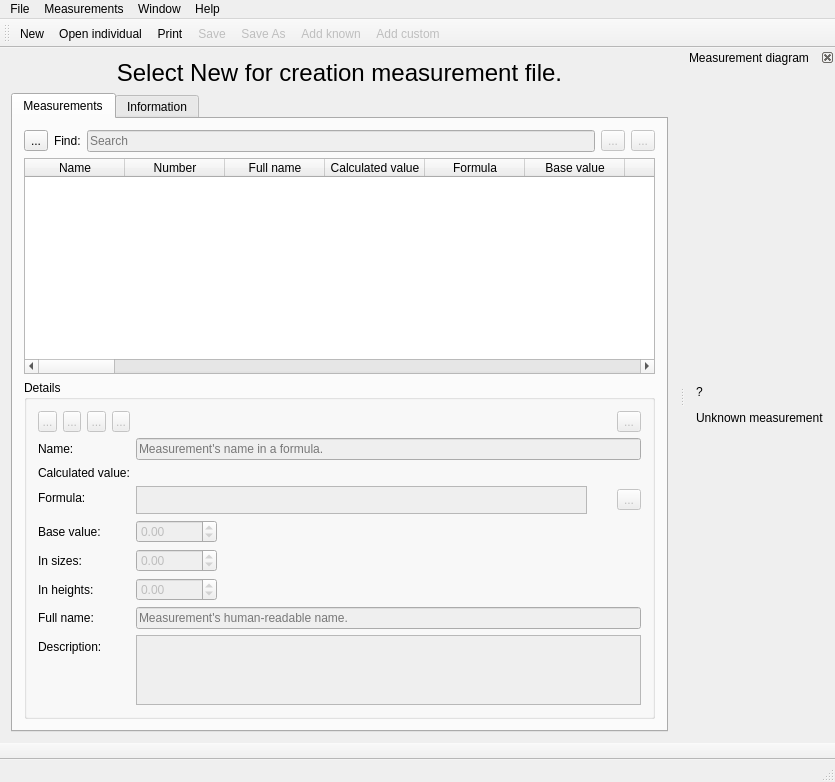
Before: the Qt Designer form src/app/seamlyme/tmainwindow.ui in FashionFreedom/Seamly2D, drawn with Qt 5.
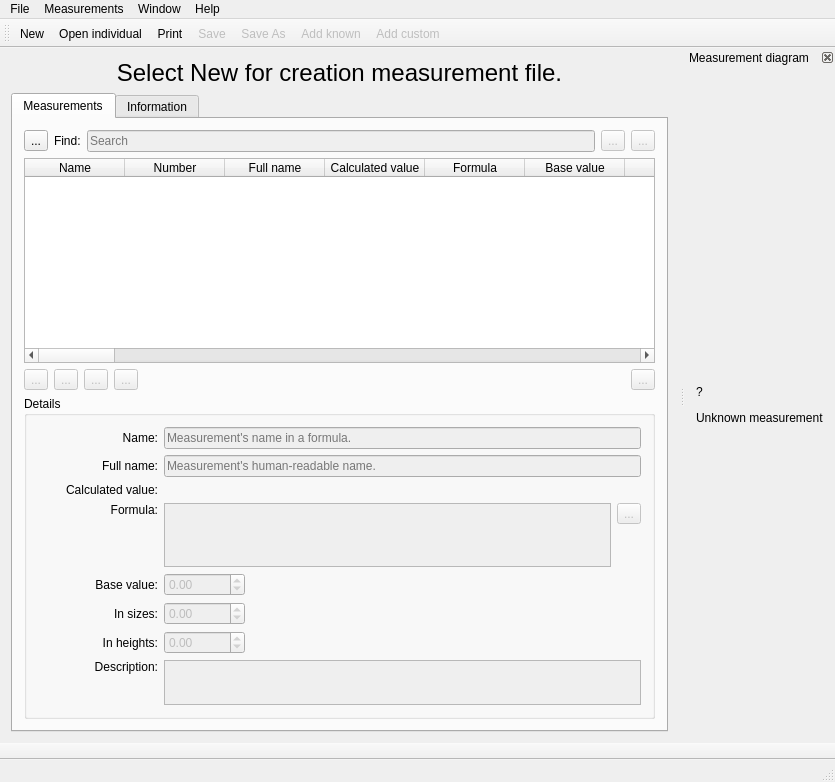
After: the same form once the commit is applied. Icons and pictures are not drawn.

```diff
--- a/src/app/seamlyme/tmainwindow.ui
+++ b/src/app/seamlyme/tmainwindow.ui
@@ -192,6 +192,108 @@
           </column>
          </widget>
         </item>
+        <item>
+         <layout class="QHBoxLayout" name="horizontalLayout">
+          <item alignment="Qt::AlignLeft">
+           <widget class="QToolButton" name="toolButtonTop">
+            <property name="enabled">
+             <bool>false</bool>
+            </property>
+            <property name="toolTip">
+             <string>Move measurement top</string>
+            </property>
+            <property name="text">
+             <string notr="true">...</string>
+            </property>
+            <property name="icon">
+             <iconset resource="../../libs/vmisc/share/resources/theme.qrc">
+              <normaloff>:/icons/win.icon.theme/16x16/actions/go-top.png</normaloff>:/icons/win.icon.theme/16x16/actions/go-top.png</iconset>
+            </property>
+           </widget>
+          </item>
+          <item alignment="Qt::AlignLeft">
+           <widget class="QToolButton" name="toolButtonUp">
+            <property name="enabled">
+             <bool>false</bool>
+            </property>
+            <property name="toolTip">
+             <string>Move measurement up</string>
+            </property>
+            <property name="text">
+             <string notr="true">...</string>
+            </property>
+            <property name="icon">
+             <iconset resource="../../libs/vmisc/share/resources/theme.qrc">
+              <normaloff>:/icons/win.icon.theme/16x16/actions/go-up.png</normaloff>:/icons/win.icon.theme/16x16/actions/go-up.png</iconset>
+            </property>
+           </widget>
+          </item>
+          <item alignment="Qt::AlignLeft">
+           <widget class="QToolButton" name="toolButtonDown">
+            <property name="enabled">
+             <bool>false</bool>
+            </property>
+            <property name="toolTip">
+             <string>Move measurement down</string>
+            </property>
+            <property name="text">
+             <string notr="true">...</string>
+            </property>
+            <property name="icon">
+             <iconset resource="../../libs/vmisc/share/resources/theme.qrc">
+              <normaloff>:/icons/win.icon.theme/16x16/actions/go-down.png</normaloff>:/icons/win.icon.theme/16x16/actions/go-down.png</iconset>
+            </property>
+           </widget>
+          </item>
+          <item alignment="Qt::AlignLeft">
+           <widget class="QToolButton" name="toolButtonBottom">
+            <property name="enabled">
+             <bool>false</bool>
+            </property>
+            <property name="toolTip">
+             <string>Move measurement bottom</string>
+            </property>
+            <property name="text">
+             <string notr="true">...</string>
+            </property>
+            <property name="icon">
+             <iconset resource="../../libs/vmisc/share/resources/theme.qrc">
+              <normaloff>:/icons/win.icon.theme/16x16/actions/go-bottom.png</normaloff>:/icons/win.icon.theme/16x16/actions/go-bottom.png</iconset>
+            </property>
+           </widget>
+          </item>
+          <item>
+           <spacer name="horizontalSpacer_2">
+            <property name="orientation">
+             <enum>Qt::Horizontal</enum>
+            </property>
+            <property name="sizeHint" stdset="0">
+             <size>
+              <width>5000</width>
+              <height>20</height>
+             </size>
+            </property>
+           </spacer>
+          </item>
+          <item>
+           <widget class="QToolButton" name="toolButtonRemove">
+            <property name="enabled">
+             <bool>false</bool>
+            </property>
+            <property name="toolTip">
+             <string>Delete measurement</string>
+            </property>
+            <property name="text">
+             <string notr="true">...</string>
+            </property>
+            <property name="icon">
+             <iconset resource="../../libs/vmisc/share/resources/icon.qrc">
+              <normaloff>:/icon/32x32/remove.png</normaloff>:/icon/32x32/remove.png</iconset>
+            </property>
+           </widget>
+          </item>
+         </layout>
+        </item>
         <item>
          <widget class="QGroupBox" name="groupBoxDetails">
           <property name="enabled">
@@ -209,39 +311,175 @@
           <property name="title">
            <string>Details</string>
           </property>
-          <layout class="QFormLayout" name="formLayout">
-           <property name="fieldGrowthPolicy">
-            <enum>QFormLayout::ExpandingFieldsGrow</enum>
-           </property>
-           <item row="2" column="0">
-            <widget class="QLabel" name="label">
-             <property name="text">
-              <string>Name:</string>
-             </property>
-            </widget>
+          <layout class="QVBoxLayout" name="verticalLayout_5">
+           <item>
+            <layout class="QHBoxLayout" name="horizontalLayout_3">
+             <item>
+              <widget class="QLabel" name="label">
+               <property name="minimumSize">
+                <size>
+                 <width>120</width>
+                 <height>0</height>
+                </size>
+               </property>
+               <property name="maximumSize">
+                <size>
+                 <width>16777215</width>
+                 <height>16777215</height>
+                </size>
+               </property>
+               <property name="text">
+                <string>Name:</string>
+               </property>
+               <property name="alignment">
+                <set>Qt::AlignRight|Qt::AlignTrailing|Qt::AlignVCenter</set>
+               </property>
+              </widget>
+             </item>
+             <item>
+              <widget class="QLineEdit" name="lineEditName">
+               <property name="enabled">
+                <bool>false</bool>
+               </property>
+               <property name="minimumSize">
+                <size>
+                 <width>0</width>
+                 <height>0</height>
+                </size>
+               </property>
+               <property name="toolTip">
+                <string>Measurement's name in a formula</string>
+               </property>
+               <property name="placeholderText">
+                <string>Measurement's name in a formula.</string>
+               </property>
+              </widget>
+             </item>
+            </layout>
            </item>
-           <item row="2" column="1">
-            <widget class="QLineEdit" name="lineEditName">
-             <property name="enabled">
-              <bool>false</bool>
-             </property>
-             <property name="toolTip">
-              <string>Measurement's name in a formula</string>
-             </property>
-             <property name="placeholderText">
-              <string>Measurement's name in a formula.</string>
-             </property>
-            </widget>
+           <item>
+            <layout class="QHBoxLayout" name="horizontalLayout_9">
+             <item>
+              <widget class="QLabel" name="labelFullName">
+               <property name="minimumSize">
+                <size>
+                 <width>120</width>
+                 <height>0</height>
+                </size>
+               </property>
+               <property name="maximumSize">
+                <size>
+                 <width>16777215</width>
+                 <height>16777215</height>
+                </size>
+               </property>
+               <property name="text">
+                <string>Full name:</string>
+               </property>
+               <property name="alignment">
+                <set>Qt::AlignRight|Qt::AlignTrailing|Qt::AlignVCenter</set>
+               </property>
+              </widget>
+             </item>
+             <item>
+              <widget class="QLineEdit" name="lineEditFullName">
+               <property name="enabled">
+                <bool>false</bool>
+               </property>
+               <property name="minimumSize">
+                <size>
+                 <width>400</width>
+                 <height>0</height>
+                </size>
+               </property>
+               <property name="toolTip">
+                <string/>
+               </property>
+               <property name="placeholderText">
+                <string>Measurement's human-readable name.</string>
+               </property>
+              </widget>
+             </item>
+            </layout>
            </item>
-           <item row="5" column="0">
-            <widget class="QLabel" name="labelFormula">
-             <property name="text">
-              <string>Formula:</string>
-             </property>
-            </widget>
+           <item>
+            <layout class="QHBoxLayout" name="horizontalLayout_4">
+             <item>
+              <widget class="QLabel" name="labelCalculated">
+               <property name="sizePolicy">
+                <sizepolicy hsizetype="Preferred" vsizetype="Fixed">
+                 <horstretch>0</horstretch>
+                 <verstretch>0</verstretch>
+                </sizepolicy>
+               </property>
+               <property name="minimumSize">
+                <size>
+                 <width>120</width>
+                 <height>0</height>
+                </size>
+               </property>
+               <property name="maximumSize">
+                <size>
+                 <width>16777215</width>
+                 <height>16777215</height>
+                </size>
+               </property>
+               <property name="text">
+                <string>Calculated value:</string>
+               </property>
+               <property name="alignment">
+                <set>Qt::AlignRight|Qt::AlignTrailing|Qt::AlignVCenter</set>
+               </property>
+              </widget>
+             </item>
+             <item>
+              <widget class="QLabel" name="labelCalculatedValue">
+               <property name="sizePolicy">
+                <sizepolicy hsizetype="Expanding" vsizetype="Fixed">
+                 <horstretch>0</horstretch>
+                 <verstretch>0</verstretch>
+                </sizepolicy>
+               </property>
+               <property name="minimumSize">
+                <size>
+                 <width>423</width>
+                 <height>0</height>
+                </size>
+               </property>
+               <property name="toolTip">
+                <string>Calculated value</string>
+               </property>
+               <property name="text">
+                <string notr="true"/>
+               </property>
+              </widget>
+             </item>
+            </layout>
            </item>
-           <item row="5" column="1">
-            <layout class="QHBoxLayout" name="horizontalLayoutValue">
+           <item>
+            <layout class="QHBoxLayout" name="horizontalLayout_5">
+             <item>
+              <widget class="QLabel" name="labelFormula">
+               <property name="minimumSize">
+                <size>
+                 <width>120</width>
+                 <height>0</height>
+                </size>
+               </property>
+               <property name="maximumSize">
+                <size>
+                 <width>16777215</width>
+                 <height>16777215</height>
+                </size>
+               </property>
+               <property name="text">
+                <string>Formula:</string>
+               </property>
+               <property name="alignment">
+                <set>Qt::AlignRight|Qt::AlignTop|Qt::AlignTrailing</set>
+               </property>
+              </widget>
+             </item>
              <item>
               <widget class="QPlainTextEdit" name="plainTextEditFormula">
                <property name="enabled">
@@ -253,10 +491,16 @@
                  <verstretch>0</verstretch>
                 </sizepolicy>
                </property>
+               <property name="minimumSize">
+                <size>
+                 <width>0</width>
+                 <height>64</height>
+                </size>
+               </property>
                <property name="maximumSize">
                 <size>
                  <width>16777215</width>
-                 <height>28</height>
+                 <height>16777215</height>
                 </size>
                </property>
                <property name="tabChangesFocus">
@@ -265,196 +509,90 @@
               </widget>
              </item>
              <item>
-              <widget class="QPushButton" name="pushButtonGrow">
-               <property name="enabled">
-                <bool>false</bool>
-               </property>
-               <property name="maximumSize">
+              <layout class="QVBoxLayout" name="verticalLayout_3">
+               <item>
+                <widget class="QToolButton" name="toolButtonExpr">
+                 <property name="enabled">
+                  <bool>false</bool>
+                 </property>
+                 <property name="toolTip">
+                  <string>Function Wizard</string>
+                 </property>
+                 <property name="text">
+                  <string notr="true">...</string>
+                 </property>
+                 <property name="icon">
+                  <iconset resource="share/resources/seamlymeicon.qrc">
+                   <normaloff>:/seamlymeicon/24x24/fx.png</normaloff>:/seamlymeicon/24x24/fx.png</iconset>
+                 </property>
+                 <property name="iconSize">
+                  <size>
+                   <width>24</width>
+                   <height>24</height>
+                  </size>
+                 </property>
+                </widget>
+               </item>
+               <item>
+                <spacer name="verticalSpacer">
+                 <property name="orientation">
+                  <enum>Qt::Vertical</enum>
+                 </property>
+                 <property name="sizeHint" stdset="0">
+                  <size>
+                   <width>20</width>
+                   <height>40</height>
+                  </size>
+                 </property>
+                </spacer>
+               </item>
+              </layout>
+             </item>
+            </layout>
+           </item>
+           <item>
+            <layout class="QHBoxLayout" name="horizontalLayout_6">
+             <item>
+              <widget class="QLabel" name="labelBaseValue">
+               <property name="minimumSize">
                 <size>
-                 <width>18</width>
-                 <height>18</height>
-                </size>
-               </property>
-               <property name="sizeIncrement">
-                <size>
-                 <width>0</width>
+                 <width>120</width>
                  <height>0</height>
                 </size>
                </property>
-               <property name="toolTip">
-                <string>&lt;html&gt;&lt;head/&gt;&lt;body&gt;&lt;p&gt;Show full calculation in message box&lt;/p&gt;&lt;/body&gt;&lt;/html&gt;</string>
-               </property>
-               <property name="text">
-                <string notr="true"/>
-               </property>
-               <property name="icon">
-                <iconset resource="../../libs/vmisc/share/resources/theme.qrc">
-                 <normaloff>:/icons/win.icon.theme/16x16/actions/go-down.png</normaloff>:/icons/win.icon.theme/16x16/actions/go-down.png</iconset>
-               </property>
-               <property name="iconSize">
+               <property name="maximumSize">
                 <size>
-                 <width>16</width>
-                 <height>16</height>
+                 <width>16777215</width>
+                 <height>16777215</height>
                 </size>
                </property>
-               <property name="flat">
-                <bool>true</bool>
-               </property>
-              </widget>
-             </item>
-             <item>
-              <widget class="QToolButton" name="toolButtonExpr">
-               <property name="enabled">
-                <bool>false</bool>
-               </property>
-               <property name="toolTip">
-                <string>Function Wizard</string>
-               </property>
                <property name="text">
-                <string notr="true">...</string>
+                <string>Base value:</string>
                </property>
-               <property name="icon">
-                <iconset resource="share/resources/seamlymeicon.qrc">
-                 <normaloff>:/seamlymeicon/24x24/fx.png</normaloff>:/seamlymeicon/24x24/fx.png</iconset>
+               <property name="alignment">
+                <set>Qt::AlignRight|Qt::AlignTrailing|Qt::AlignVCenter</set>
                </property>
-               <property name="iconSize">
-                <size>
-                 <width>24</width>
-                 <height>24</height>
-                </size>
-               </property>
               </widget>
              </item>
-            </layout>
-           </item>
-           <item row="6" column="0">
-            <widget class="QLabel" name="labelBaseValue">
-             <property name="text">
-              <string>Base value:</string>
-             </property>
-            </widget>
-           </item>
-           <item row="7" column="0">
-            <widget class="QLabel" name="labelInSizes">
-             <property name="text">
-              <string>In sizes:</string>
-             </property>
-            </widget>
-           </item>
-           <item row="8" column="0">
-            <widget class="QLabel" name="labelInHeights">
-             <property name="text">
-              <string>In heights:</string>
-             </property>
-            </widget>
-           </item>
-           <item row="10" column="0">
-            <widget class="QLabel" name="label_7">
-             <property name="text">
-              <string>Description:</string>
-             </property>
-            </widget>
-           </item>
-           <item row="10" column="1">
-            <widget class="QPlainTextEdit" name="plainTextEditDescription">
-             <property name="enabled">
-              <bool>false</bool>
-             </property>
-             <property name="sizePolicy">
-              <sizepolicy hsizetype="Expanding" vsizetype="Expanding">
-               <horstretch>0</horstretch>
-               <verstretch>1</verstretch>
-              </sizepolicy>
-             </property>
-            </widget>
-           </item>
-           <item row="0" column="0">
-            <layout class="QHBoxLayout" name="horizontalLayout">
-             <item alignment="Qt::AlignLeft">
-              <widget class="QToolButton" name="toolButtonTop">
+             <item>
+              <widget class="QDoubleSpinBox" name="doubleSpinBoxBaseValue">
                <property name="enabled">
                 <bool>false</bool>
                </property>
-               <property name="toolTip">
-                <string>Move measurement top</string>
+               <property name="sizePolicy">
+                <sizepolicy hsizetype="Preferred" vsizetype="Fixed">
+                 <horstretch>0</horstretch>
+                 <verstretch>0</verstretch>
+                </sizepolicy>
                </property>
-               <property name="text">
-                <string notr="true">...</string>
+               <property name="minimum">
+                <double>-10000.000000000000000</double>
                </property>
-               <property name="icon">
-                <iconset resource="../../libs/vmisc/share/resources/theme.qrc">
-                 <normaloff>:/icons/win.icon.theme/16x16/actions/go-top.png</normaloff>:/icons/win.icon.theme/16x16/actions/go-top.png</iconset>
+               <property name="maximum">
+                <double>10000.000000000000000</double>
                </property>
               </widget>
              </item>
-             <item alignment="Qt::AlignLeft">
-              <widget class="QToolButton" name="toolButtonUp">
-               <property name="enabled">
-                <bool>false</bool>
-               </property>
-               <property name="toolTip">
-                <string>Move measurement up</string>
-               </property>
-               <property name="text">
-                <string notr="true">...</string>
-               </property>
-               <property name="icon">
-                <iconset resource="../../libs/vmisc/share/resources/theme.qrc">
-                 <normaloff>:/icons/win.icon.theme/16x16/actions/go-up.png</normaloff>:/icons/win.icon.theme/16x16/actions/go-up.png</iconset>
-               </property>
-              </widget>
-             </item>
-             <item alignment="Qt::AlignLeft">
-              <widget class="QToolButton" name="toolButtonDown">
-               <property name="enabled">
-                <bool>false</bool>
-               </property>
-               <property name="toolTip">
-                <string>Move measurement down</string>
-               </property>
-               <property name="text">
-                <string notr="true">...</string>
-               </property>
-               <property name="icon">
-                <iconset resource="../../libs/vmisc/share/resources/theme.qrc">
-                 <normaloff>:/icons/win.icon.theme/16x16/actions/go-down.png</normaloff>:/icons/win.icon.theme/16x16/actions/go-down.png</iconset>
-               </property>
-              </widget>
-             </item>
-             <item alignment="Qt::AlignLeft">
-              <widget class="QToolButton" name="toolButtonBottom">
-               <property name="enabled">
-                <bool>false</bool>
-               </property>
-               <property name="toolTip">
-                <string>Move measurement bottom</string>
-               </property>
-               <property name="text">
-                <string notr="true">...</string>
-               </property>
-               <property name="icon">
-                <iconset resource="../../libs/vmisc/share/resources/theme.qrc">
-                 <normaloff>:/icons/win.icon.theme/16x16/actions/go-bottom.png</normaloff>:/icons/win.icon.theme/16x16/actions/go-bottom.png</iconset>
-               </property>
-              </widget>
-             </item>
-             <item>
-              <spacer name="horizontalSpacer_2">
-               <property name="orientation">
-                <enum>Qt::Horizontal</enum>
-               </property>
-               <property name="sizeHint" stdset="0">
-                <size>
-                 <width>5000</width>
-                 <height>20</height>
-                </size>
-               </property>
-              </spacer>
-             </item>
-            </layout>
-           </item>
-           <item row="0" column="1">
-            <layout class="QHBoxLayout" name="horizontalLayout_3">
              <item>
               <spacer name="horizontalSpacer">
                <property name="orientation">
@@ -462,106 +600,180 @@
                </property>
                <property name="sizeHint" stdset="0">
                 <size>
-                 <width>5000</width>
+                 <width>40</width>
                  <height>20</height>
                 </size>
                </property>
               </spacer>
              </item>
-             <item alignment="Qt::AlignRight">
-              <widget class="QToolButton" name="toolButtonRemove">
+            </layout>
+           </item>
+           <item>
+            <layout class="QHBoxLayout" name="horizontalLayout_7">
+             <item>
+              <widget class="QLabel" name="labelInSizes">
+               <property name="minimumSize">
+                <size>
+                 <width>120</width>
+                 <height>0</height>
+                </size>
+               </property>
+               <property name="maximumSize">
+                <size>
+                 <width>16777215</width>
+                 <height>16777215</height>
+                </size>
+               </property>
+               <property name="text">
+                <string>In sizes:</string>
+               </property>
+               <property name="alignment">
+                <set>Qt::AlignRight|Qt::AlignTrailing|Qt::AlignVCenter</set>
+               </property>
+              </widget>
+             </item>
+             <item>
+              <widget class="QDoubleSpinBox" name="doubleSpinBoxInSizes">
                <property name="enabled">
                 <bool>false</bool>
                </property>
-               <property name="toolTip">
-                <string>Delete measurement</string>
+               <property name="sizePolicy">
+                <sizepolicy hsizetype="Preferred" vsizetype="Fixed">
+                 <horstretch>0</horstretch>
+                 <verstretch>0</verstretch>
+                </sizepolicy>
                </property>
+               <property name="minimum">
+                <double>-10000.000000000000000</double>
+               </property>
+               <property name="maximum">
+                <double>10000.000000000000000</double>
+               </property>
+              </widget>
+             </item>
+             <item>
+              <spacer name="horizontalSpacer_3">
+               <property name="orientation">
+                <enum>Qt::Horizontal</enum>
+               </property>
+               <property name="sizeHint" stdset="0">
+                <size>
+                 <width>40</width>
+                 <height>20</height>
+                </size>
+               </property>
+              </spacer>
+             </item>
+            </layout>
+           </item>
+           <item>
+            <layout class="QHBoxLayout" name="horizontalLayout_8">
+             <item>
+              <widget class="QLabel" name="labelInHeights">
+               <property name="minimumSize">
+                <size>
+                 <width>120</width>
+                 <height>0</height>
+                </size>
+               </property>
+               <property name="maximumSize">
+                <size>
+                 <width>16777215</width>
+                 <height>16777215</height>
+                </size>
+               </property>
                <property name="text">
-                <string notr="true">...</string>
+                <string>In heights:</string>
                </property>
-               <property name="icon">
-                <iconset theme="list-remove">
-                 <normaloff>.</normaloff>.</iconset>
+               <property name="alignment">
+                <set>Qt::AlignRight|Qt::AlignTrailing|Qt::AlignVCenter</set>
                </property>
               </widget>
              </item>
+             <item>
+              <widget class="QDoubleSpinBox" name="doubleSpinBoxInHeights">
+               <property name="enabled">
+                <bool>false</bool>
+               </property>
+               <property name="sizePolicy">
+                <sizepolicy hsizetype="Preferred" vsizetype="Fixed">
+                 <horstretch>0</horstretch>
+                 <verstretch>0</verstretch>
+                </sizepolicy>
+               </property>
+               <property name="minimum">
+                <double>-10000.000000000000000</double>
+               </property>
+               <property name="maximum">
+                <double>10000.000000000000000</double>
+               </property>
+              </widget>
+             </item>
+             <item>
+              <spacer name="horizontalSpacer_4">
+               <property name="orientation">
+                <enum>Qt::Horizontal</enum>
+               </property>
+               <property name="sizeHint" stdset="0">
+                <size>
+                 <width>40</width>
+                 <height>20</height>
+                </size>
+               </property>
+              </spacer>
+             </item>
             </layout>
            </item>
-           <item row="4" column="0">
-            <widget class="QLabel" name="labelCalculated">
-             <property name="text">
-              <string>Calculated value:</string>
-             </property>
-            </widget>
-           </item>
-           <item row="4" column="1">
-            <widget class="QLabel" name="labelCalculatedValue">
-             <property name="toolTip">
-              <string>Calculated value</string>
-             </property>
-             <property name="text">
-              <string notr="true"/>
-             </property>
-            </widget>
-           </item>
-           <item row="6" column="1">
-            <widget class="QDoubleSpinBox" name="doubleSpinBoxBaseValue">
-             <property name="enabled">
-              <bool>false</bool>
-             </property>
-             <property name="minimum">
-              <double>-10000.000000000000000</double>
-             </property>
-             <property name="maximum">
-              <double>10000.000000000000000</double>
-             </property>
-            </widget>
-           </item>
-           <item row="7" column="1">
-            <widget class="QDoubleSpinBox" name="doubleSpinBoxInSizes">
-             <property name="enabled">
-              <bool>false</bool>
-             </property>
-             <property name="minimum">
-              <double>-10000.000000000000000</double>
-             </property>
-             <property name="maximum">
-              <double>10000.000000000000000</double>
-             </property>
-            </widget>
-           </item>
-           <item row="8" column="1">
-            <widget class="QDoubleSpinBox" name="doubleSpinBoxInHeights">
-             <property name="enabled">
-              <bool>false</bool>
-             </property>
-             <property name="minimum">
-              <double>-10000.000000000000000</double>
-             </property>
-             <property name="maximum">
-              <double>10000.000000000000000</double>
-             </property>
-            </widget>
-           </item>
-           <item row="9" column="0">
-            <widget class="QLabel" name="labelFullName">
-             <property name="text">
-              <string>Full name:</string>
-             </property>
-            </widget>
-           </item>
-           <item row="9" column="1">
-            <widget class="QLineEdit" name="lineEditFullName">
-             <property name="enabled">
-              <bool>false</bool>
-             </property>
-             <property name="toolTip">
-              <string/>
-             </property>
-             <property name="placeholderText">
-              <string>Measurement's human-readable name.</string>
-             </property>
-            </widget>
+           <item>
+            <layout class="QHBoxLayout" name="horizontalLayout_10">
+             <item>
+              <widget class="QLabel" name="label_7">
+               <property name="minimumSize">
+                <size>
+                 <width>120</width>
+                 <height>0</height>
+                </size>
+               </property>
+               <property name="maximumSize">
+                <size>
+                 <width>16777215</width>
+                 <height>16777215</height>
+                </size>
+               </property>
+               <property name="text">
+                <string>Description:</string>
+               </property>
+               <property name="alignment">
+                <set>Qt::AlignRight|Qt::AlignTop|Qt::AlignTrailing</set>
+               </property>
+              </widget>
+             </item>
+             <item>
+              <widget class="QPlainTextEdit" name="plainTextEditDescription">
+               <property name="enabled">
+                <bool>false</bool>
+               </property>
+               <property name="sizePolicy">
+                <sizepolicy hsizetype="Expanding" vsizetype="Fixed">
+                 <horstretch>0</horstretch>
+                 <verstretch>1</verstretch>
+                </sizepolicy>
+               </property>
+               <property name="minimumSize">
+                <size>
+                 <width>400</width>
+                 <height>0</height>
+                </size>
+               </property>
+               <property name="maximumSize">
+                <size>
+                 <width>16777215</width>
+                 <height>45</height>
+                </size>
+               </property>
+              </widget>
+             </item>
+            </layout>
            </item>
           </layout>
          </widget>
```
Left out of the diff: 102 changed lines with no effect on the pictures.
